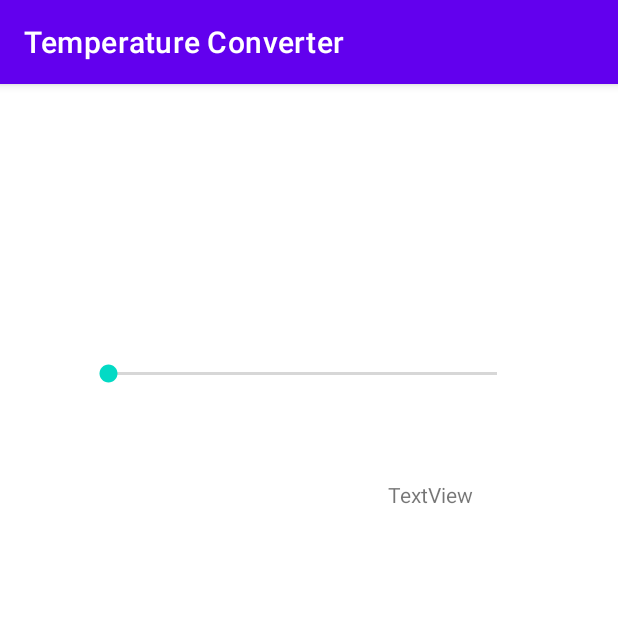
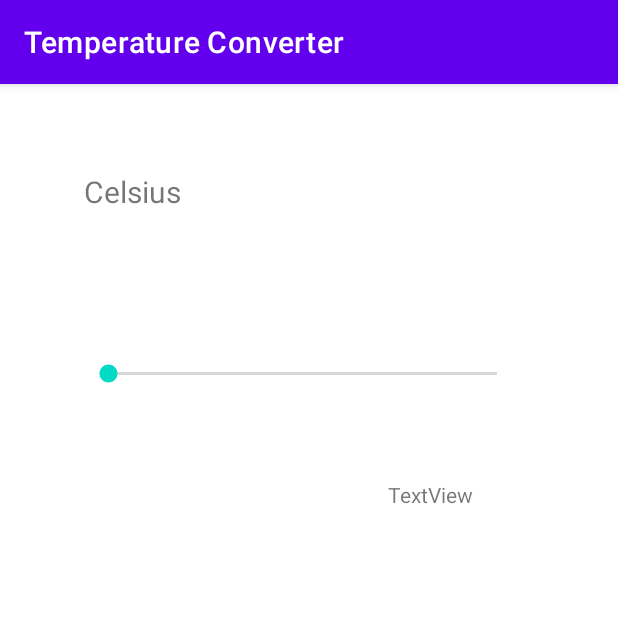
Before and after one commit to BUCS501/Temperature_Converter, an Android app: the screen it shows after launch (MainActivity), on a phone screen of 412 x 824 dp, the top half of it. Run offline under Robolectric (Android 15) with nearby library versions, the phone set to English and light mode, and no system bars.

Commit message:
Minor changes

```diff
--- a/app/src/main/res/layout/activity_main.xml
+++ b/app/src/main/res/layout/activity_main.xml
@@ -12,6 +12,8 @@
         android:layout_height="58dp"
         android:layout_marginStart="56dp"
         android:layout_marginBottom="36dp"
+        android:text="Celsius"
+        android:textSize="20sp"
         app:layout_constraintBottom_toTopOf="@+id/celsius_seekbar"
         app:layout_constraintStart_toStartOf="parent"
         app:layout_constraintTop_toTopOf="parent"
```
